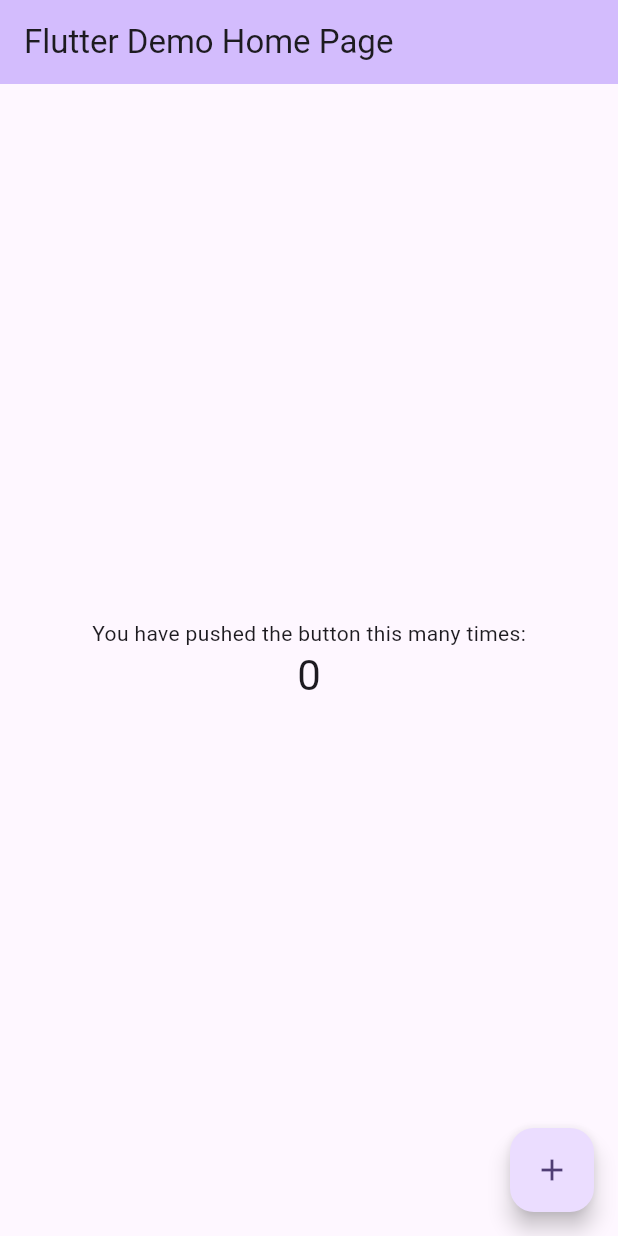
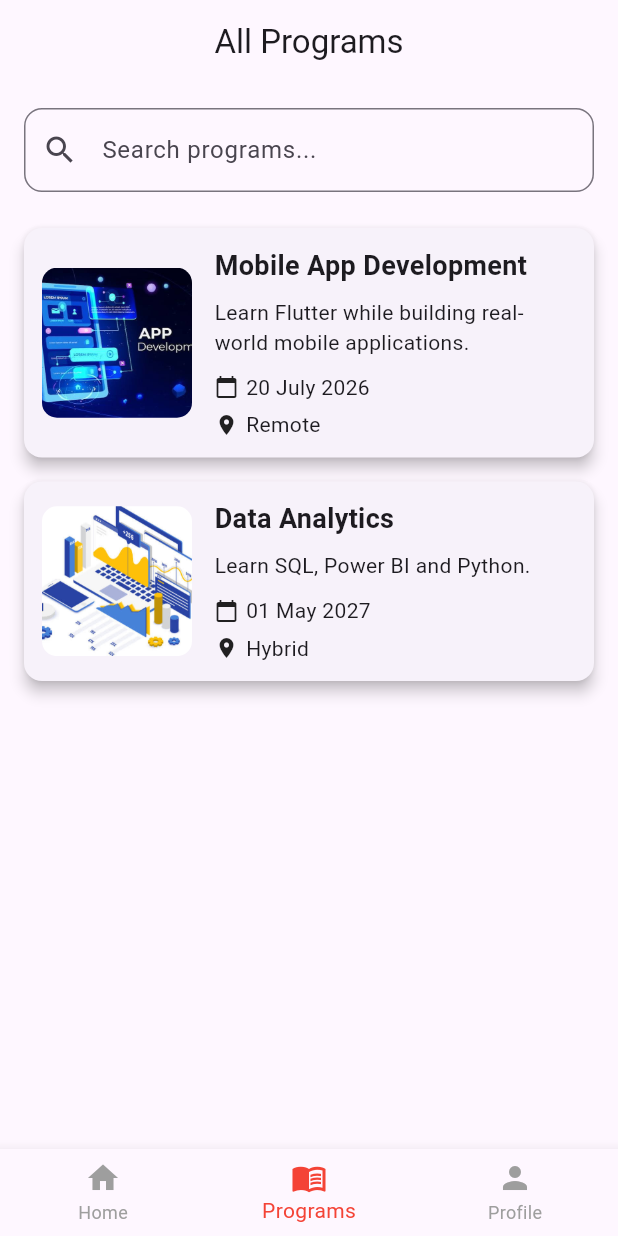
Before and after one commit to venesia07/FlutterMobileApp, a Flutter app: the screen it shows after launch, on a phone screen of 412 x 824 dp. Run offline on Flutter 3.47's test engine with Material 3 defaults, Android fonts, the phone set to English and light mode, and no system bars.

Commit message:
Implemet program listings screen (not fully complete

```diff
--- a/lib/main.dart
+++ b/lib/main.dart
@@ -1,4 +1,5 @@
 import 'package:flutter/material.dart';
+import 'screens/program_list_screen.dart';
 
 void main() {
   runApp(const MyApp());
@@ -7,116 +8,12 @@ void main() {
 class MyApp extends StatelessWidget {
   const MyApp({super.key});
 
-  // This widget is the root of your application.
   @override
   Widget build(BuildContext context) {
     return MaterialApp(
-      title: 'Flutter Demo',
-      theme: ThemeData(
-        // This is the theme of your application.
-        //
-        // TRY THIS: Try running your application with "flutter run". You'll see
-        // the application has a purple toolbar. Then, without quitting the app,
-        // try changing the seedColor in the colorScheme below to Colors.green
-        // and then invoke "hot reload" (save your changes or press the "hot
-        // reload" button in a Flutter-supported IDE, or press "r" if you used
-        // the command line to start the app).
-        //
-        // Notice that the counter didn't reset back to zero; the application
-        // state is not lost during the reload. To reset the state, use hot
-        // restart instead.
-        //
-        // This works for code too, not just values: Most code changes can be
-        // tested with just a hot reload.
-        colorScheme: .fromSeed(seedColor: Colors.deepPurple),
-      ),
-      home: const MyHomePage(title: 'Flutter Demo Home Page'),
+      debugShowCheckedModeBanner: false,
+      title: 'Excelerate App',
+      home: ProgramListScreen(),
     );
   }
 }
-
-class MyHomePage extends StatefulWidget {
-  const MyHomePage({super.key, required this.title});
-
-  // This widget is the home page of your application. It is stateful, meaning
-  // that it has a State object (defined below) that contains fields that affect
-  // how it looks.
-
-  // This class is the configuration for the state. It holds the values (in this
-  // case the title) provided by the parent (in this case the App widget) and
-  // used by the build method of the State. Fields in a Widget subclass are
-  // always marked "final".
-
-  final String title;
-
-  @override
-  State<MyHomePage> createState() => _MyHomePageState();
-}
-
-class _MyHomePageState extends State<MyHomePage> {
-  int _counter = 0;
-
-  void _incrementCounter() {
-    setState(() {
-      // This call to setState tells the Flutter framework that something has
-      // changed in this State, which causes it to rerun the build method below
-      // so that the display can reflect the updated values. If we changed
-      // _counter without calling setState(), then the build method would not be
-      // called again, and so nothing would appear to happen.
-      _counter++;
-    });
-  }
-
-  @override
-  Widget build(BuildContext context) {
-    // This method is rerun every time setState is called, for instance as done
-    // by the _incrementCounter method above.
-    //
-    // The Flutter framework has been optimized to make rerunning build methods
-    // fast, so that you can just rebuild anything that needs updating rather
-    // than having to individually change instances of widgets.
-    return Scaffold(
-      appBar: AppBar(
-        // TRY THIS: Try changing the color here to a specific color (to
-        // Colors.amber, perhaps?) and trigger a hot reload to see the AppBar
-        // change color while the other colors stay the same.
-        backgroundColor: Theme.of(context).colorScheme.inversePrimary,
-        // Here we take the value from the MyHomePage object that was created by
-        // the App.build method, and use it to set our appbar title.
-        title: Text(widget.title),
-      ),
-      body: Center(
-        // Center is a layout widget. It takes a single child and positions it
-        // in the middle of the parent.
-        child: Column(
-          // Column is also a layout widget. It takes a list of children and
-          // arranges them vertically. By default, it sizes itself to fit its
-          // children horizontally, and tries to be as tall as its parent.
-          //
-          // Column has various properties to control how it sizes itself and
-          // how it positions its children. Here we use mainAxisAlignment to
-          // center the children vertically; the main axis here is the vertical
-          // axis because Columns are vertical (the cross axis would be
-          // horizontal).
-          //
-          // TRY THIS: Invoke "debug painting" (choose the "Toggle Debug Paint"
-          // action in the IDE, or press "p" in the console), to see the
-          // wireframe for each widget.
-          mainAxisAlignment: .center,
-          children: [
-            const Text('You have pushed the button this many times:'),
-            Text(
-              '$_counter',
-              style: Theme.of(context).textTheme.headlineMedium,
-            ),
-          ],
-        ),
-      ),
-      floatingActionButton: FloatingActionButton(
-        onPressed: _incrementCounter,
-        tooltip: 'Increment',
-        child: const Icon(Icons.add),
-      ),
-    );
-  }
-}
--- /dev/null
+++ b/lib/models/program.dart
@@ -0,0 +1,21 @@
+class Program {
+  final String title;
+  final String startDate;
+  final String endDate;
+  final String location;
+  final String description;
+  final List<String> requirements;
+  final List<String> skills;
+  final String image;
+
+  Program({
+    required this.title,
+    required this.startDate,
+    required this.endDate,
+    required this.location,
+    required this.description,
+    required this.requirements,
+    required this.skills,
+    required this.image,
+  });
+}
--- /dev/null
+++ b/lib/screens/program_list_screen.dart
@@ -0,0 +1,189 @@
+import "package:flutter/material.dart";
+import '../models/program.dart';
+import '../screens/program_details_screen.dart';
+import '../widgets/bottom_nav_bar.dart';
+
+ class ProgramListScreen extends StatelessWidget {
+  ProgramListScreen({super.key});
+
+  // Sample programs
+  final List<Program> programs = [
+    Program(
+      title: "Mobile App Development",
+      startDate: "20 July 2026",
+      endDate: "20 August 2026",
+      location: "Remote",
+      description:
+          "Learn Flutter while building real-world mobile applications.",
+      requirements: [
+        "Basic programming",
+        "Laptop",
+        "Internet connection",
+      ],
+      skills: [
+        "Flutter",
+        "Dart",
+        "Git",
+      ],
+      image: "assets/images/mobile_app_dev_image.jpg",
+    ),
+    Program(
+      title: "Data Analytics",
+      startDate: "01 May 2027",
+      endDate: "01 June 2027",
+      location: "Hybrid",
+      description: "Learn SQL, Power BI and Python.",
+      requirements: [
+        "Analytical thinking",
+        "Laptop",
+      ],
+      skills: [
+        "SQL",
+        "Power BI",
+        "Python",
+      ],
+      image: "assets/images/data_analytics_image.jpg",
+    ),
+  ];
+
+  @override
+  Widget build(BuildContext context) {
+    return Scaffold(
+      appBar: AppBar(
+        title: const Text("All Programs"),
+        centerTitle: true,
+      ),
+      body: Column(
+        children: [
+          Padding(
+            padding: const EdgeInsets.all(16),
+            child: TextField(
+              decoration: InputDecoration(
+                hintText: "Search programs...",
+                prefixIcon: const Icon(Icons.search),
+                border: OutlineInputBorder(
+                  borderRadius: BorderRadius.circular(12),
+                ),
+              ),
+            ),
+          ),
+
+          Expanded(
+            child: ListView.builder(
+              itemCount: programs.length,
+              itemBuilder: (context, index) {
+                final program = programs[index];
+
+                return InkWell(
+                  borderRadius: BorderRadius.circular(12),
+
+                  onTap: () {
+                    Navigator.push(
+                      context,
+                      MaterialPageRoute(
+                        builder: (context) => ProgramDetailsScreen(
+                          program: program,
+                        ),
+                      ),
+                    );
+                  },
+
+                  child: Card(
+                    margin: const EdgeInsets.symmetric(
+                      horizontal: 16,
+                      vertical: 8,
+                    ),
+                    elevation: 4,
+                    child: Padding(
+                      padding: const EdgeInsets.all(12),
+                      child: Row(
+                        children: [
+                          ClipRRect(
+                            borderRadius: BorderRadius.circular(10),
+                            child: Image.asset(
+                              program.image,
+                              width: 100,
+                              height: 100,
+                              fit: BoxFit.cover,
+                            ),
+                          ),
+
+                          const SizedBox(width: 15),
+
+                          Expanded(
+                            child: Column(
+                              crossAxisAlignment:
+                                  CrossAxisAlignment.start,
+                              children: [
+                                Text(
+                                  program.title,
+                                  style: const TextStyle(
+                                    fontSize: 18,
+                                    fontWeight: FontWeight.bold,
+                                  ),
+                                ),
+
+                                const SizedBox(height: 8),
+
+                                Text(
+                                  program.description,
+                                  maxLines: 2,
+                                  overflow: TextOverflow.ellipsis,
+                                ),
+
+                                const SizedBox(height: 10),
+
+                                Row(
+                                  children: [
+                                    const Icon(
+                                      Icons.calendar_today,
+                                      size: 16,
+                                    ),
+                                    const SizedBox(width: 5),
+                                    Text(program.startDate),
+                                  ],
+                                ),
+
+                                const SizedBox(height: 5),
+
+                                Row(
+                                  children: [
+                                    const Icon(
+                                      Icons.location_on,
+                                      size: 16,
+                                    ),
+                                    const SizedBox(width: 5),
+                                    Text(program.location),
+                                  ],
+                                ),
+                              ],
+                            ),
+                          ),
+                        ],
+                      ),
+                    ),
+                  ),
+                );
+              },
+            ),
+          ),
+        ],
+      ),
+      bottomNavigationBar: BottomNavBar(
+          currentIndex: 1,
+          onTap: (index) {
+                if (index == 0) {
+                    // Home
+                }
+                if (index == 1) {
+                    // Already on Programs
+                }
+                if (index == 2) {
+                  // Profile
+                }
+          },
+      ),
+    );
+
+  }
+}
--- /dev/null
+++ b/lib/widgets/bottom_nav_bar.dart
@@ -0,0 +1,38 @@
+import 'package:flutter/material.dart';
+
+class BottomNavBar extends StatelessWidget {
+  final int currentIndex;
+  final Function(int) onTap;
+
+  const BottomNavBar({
+    super.key,
+    required this.currentIndex,
+    required this.onTap,
+  });
+
+  @override
+  Widget build(BuildContext context) {
+    return BottomNavigationBar(
+      currentIndex: currentIndex,
+      onTap: onTap,
+
+      selectedItemColor: Colors.red,
+      unselectedItemColor: Colors.grey,
+
+      items: const [
+        BottomNavigationBarItem(
+          icon: Icon(Icons.home),
+          label: "Home",
+        ),
+        BottomNavigationBarItem(
+          icon: Icon(Icons.menu_book),
+          label: "Programs",
+        ),
+        BottomNavigationBarItem(
+          icon: Icon(Icons.person),
+          label: "Profile",
+        ),
+      ],
+    );
+  }
+}
--- a/pubspec.yaml
+++ b/pubspec.yaml
@@ -57,6 +57,8 @@ flutter:
   # the material Icons class.
   uses-material-design: true
 
+  assets:
+    - assets/images/
   # To add assets to your application, add an assets section, like this:
   # assets:
   #   - images/a_dot_burr.jpeg
```
Also changed, not shown: assets/images/data_analytics_image.jpg (added), assets/images/mobile_app_dev_image.jpg (added), 1 other file.
